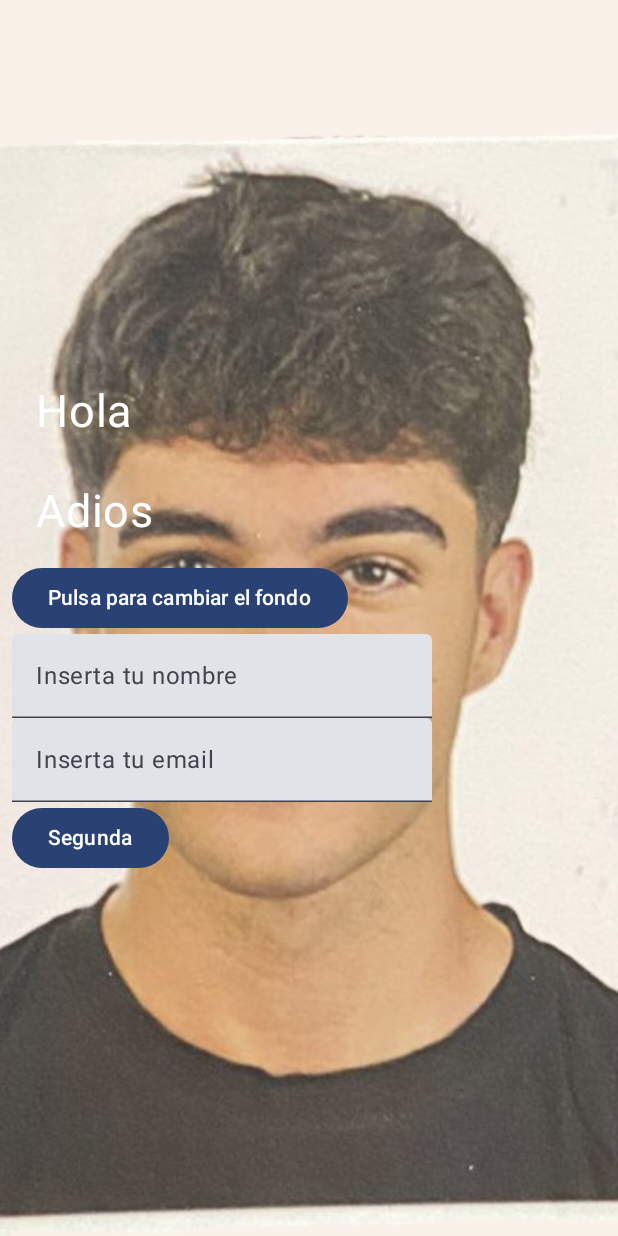
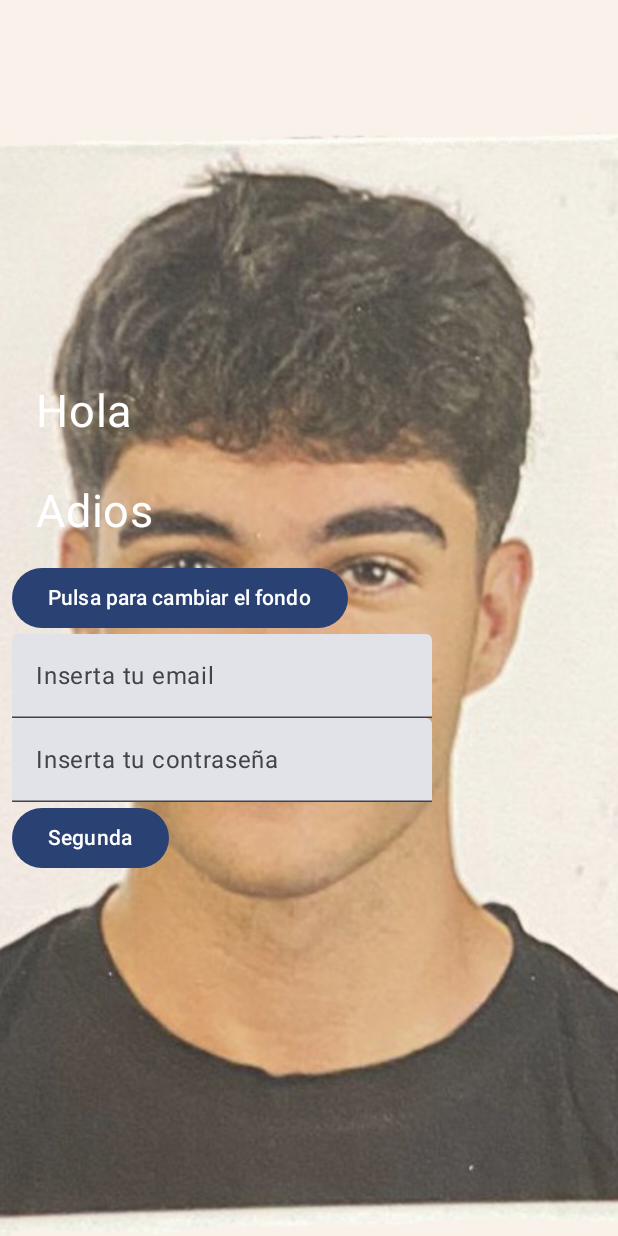
Before and after one commit to nestoralmale24/AndroidST, an Android app built with Jetpack Compose: the screen it shows after launch (MainActivity), on a phone screen of 412 x 824 dp. Run offline under Robolectric (Android 15) with nearby library versions, the phone set to English and light mode, and no system bars.

Commit message:
third update

```diff
--- a/app/src/main/java/com/nst/pruebas/MainActivity.kt
+++ b/app/src/main/java/com/nst/pruebas/MainActivity.kt
@@ -2,6 +2,7 @@ package com.nst.pruebas
 
 import android.content.Intent
 import android.os.Bundle
+import android.widget.Toast
 import androidx.activity.ComponentActivity
 import androidx.activity.compose.setContent
 import androidx.compose.foundation.Image
@@ -71,7 +72,7 @@ fun Greeting(name: String) {
     val image3 = (R.drawable.solo_campo)
     val image4 = (R.drawable.tractor)
 
-    var nombre by remember {
+    var contraseña by remember {
         mutableStateOf("")
     }
 
@@ -121,11 +122,7 @@ fun Greeting(name: String) {
             ) {
                 Text("Pulsa para cambiar el fondo")
             }
-            TextField(
-                value = nombre,
-                onValueChange = {nombre=it},
-                label = {Text("Inserta tu nombre" )}
-            )
+
             TextField(
                 value = email,
                 onValueChange = {email=it},
@@ -135,14 +132,26 @@ fun Greeting(name: String) {
                 )
             )
 
+            TextField(
+                value = contraseña,
+                onValueChange = {contraseña=it},
+                label = {Text("Inserta tu contraseña" )},
+                keyboardOptions = KeyboardOptions.Default.copy(
+                    keyboardType = KeyboardType.Password
+                )
+            )
             val contexto = LocalContext.current
             val intent_segunda = Intent(contexto, segunda::class.java)
 
-            intent_segunda.putExtra("nombre",nombre)
             intent_segunda.putExtra("email",email)
+            intent_segunda.putExtra("contraseña",contraseña)
+
 
             Button(onClick = {
-                contexto.startActivity(intent_segunda)
+                if(email == "admin@admin.com" && contraseña == "123"){
+                    contexto.startActivity(intent_segunda)
+                }else{ Toast.makeText(contexto, "Cosas pasan", Toast.LENGTH_LONG).show()
+                }
             }) {
                 Text("Segunda")
             }
```
Also changed, not shown: app/src/main/java/com/nst/pruebas/segunda.kt (+7 -6 lines).
